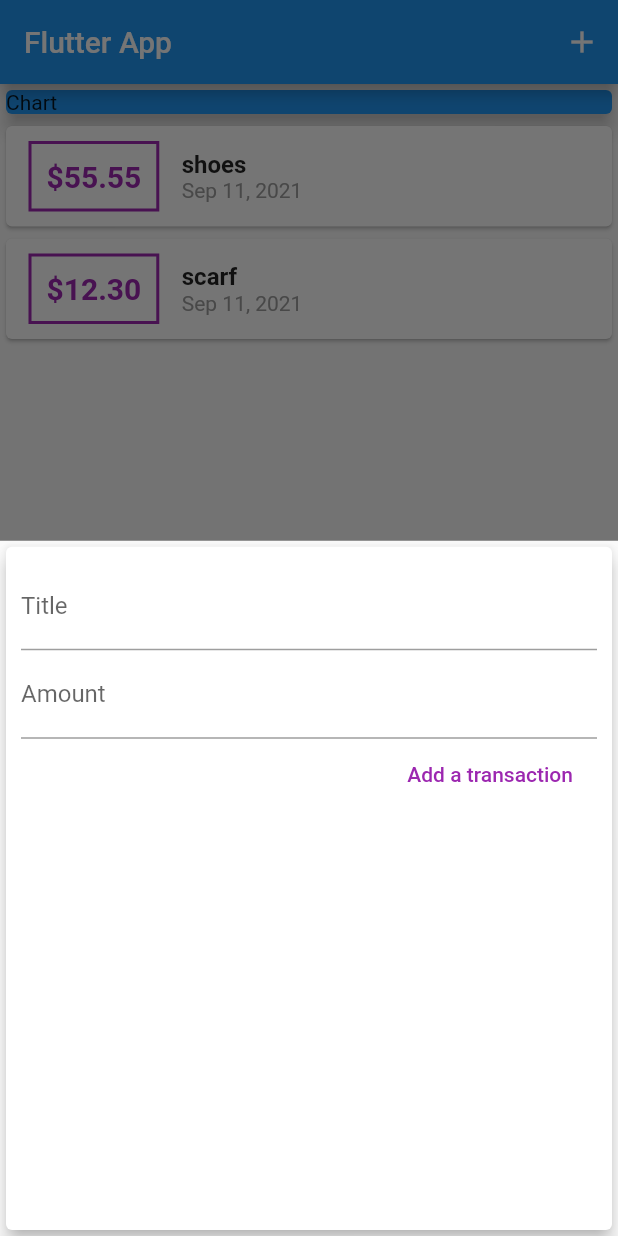
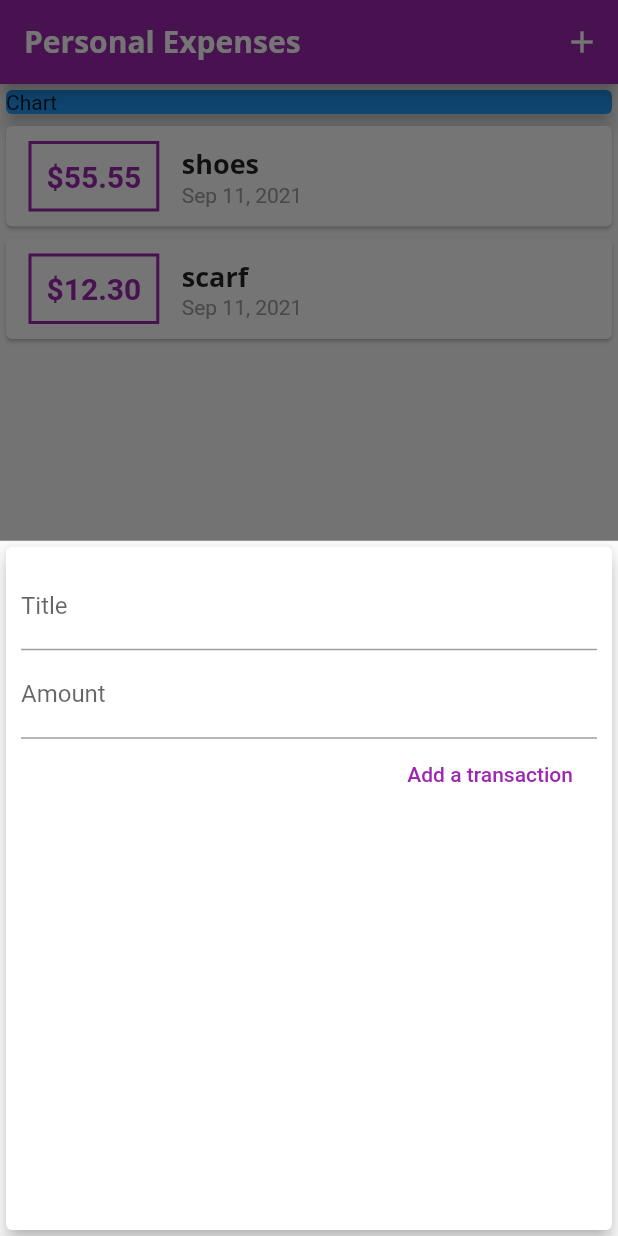
Before and after one commit to barbibrussa/personal-expenses-app, a Flutter app: the screen it shows after launch, after a tap on the "add" icon, on a phone screen of 412 x 824 dp. Run offline on Flutter 3.47's test engine with Material 2 defaults, Android fonts, the phone set to English and light mode, and no system bars.

Commit message:
Change application themes

```diff
--- a/lib/main.dart
+++ b/lib/main.dart
@@ -10,7 +10,27 @@ class MyApp extends StatelessWidget {
   @override
   Widget build(BuildContext context) {
     return MaterialApp(
-      title: 'Flutter App',
+      title: 'Personal Expenses',
+      theme: ThemeData(
+        primarySwatch: Colors.purple,
+        accentColor: Colors.amber,
+        fontFamily: 'Quicksand',
+        textTheme: ThemeData.light().textTheme.copyWith(
+                title: TextStyle(
+              fontFamily: 'OpenSans',
+              fontWeight: FontWeight.bold,
+              fontSize: 18,
+            )),
+        appBarTheme: AppBarTheme(
+          textTheme: ThemeData.light().textTheme.copyWith(
+                title: TextStyle(
+                  fontFamily: 'OpenSans',
+                  fontWeight: FontWeight.bold,
+                  fontSize: 20,
+                ),
+              ),
+        ),
+      ),
       home: MyHomePage(),
     );
   }
@@ -67,7 +87,7 @@ class _MyHomePageState extends State<MyHomePage> {
   Widget build(BuildContext context) {
     return Scaffold(
       appBar: AppBar(
-        title: Text('Flutter App'),
+        title: Text('Personal Expenses'),
         actions: <Widget>[
           IconButton(
             icon: Icon(Icons.add),
--- a/lib/widgets/new_transaction.dart
+++ b/lib/widgets/new_transaction.dart
@@ -51,7 +51,7 @@ class _NewTransactionState extends State<NewTransaction> {
             ),
             FlatButton(
               child: Text('Add a transaction'),
-              textColor: Colors.purple,
+              textColor: Theme.of(context).primaryColor,
               onPressed: submitData,
             ),
           ],
--- a/lib/widgets/transaction_list.dart
+++ b/lib/widgets/transaction_list.dart
@@ -23,7 +23,7 @@ class TransactionList extends StatelessWidget {
                   ),
                   decoration: BoxDecoration(
                     border: Border.all(
-                      color: Colors.purple,
+                      color: Theme.of(context).primaryColor,
                       width: 2,
                     ),
                   ),
@@ -33,7 +33,7 @@ class TransactionList extends StatelessWidget {
                     style: TextStyle(
                       fontWeight: FontWeight.bold,
                       fontSize: 20,
-                      color: Colors.purple,
+                      color: Theme.of(context).primaryColor,
                     ),
                   ),
                 ),
@@ -42,10 +42,7 @@ class TransactionList extends StatelessWidget {
                   children: <Widget>[
                     Text(
                       transactions[index].title,
-                      style: TextStyle(
-                        fontSize: 16,
-                        fontWeight: FontWeight.bold,
-                      ),
+                      style: Theme.of(context).textTheme.title,
                     ),
                     Text(
                       DateFormat.yMMMd().format(transactions[index].date),
```
